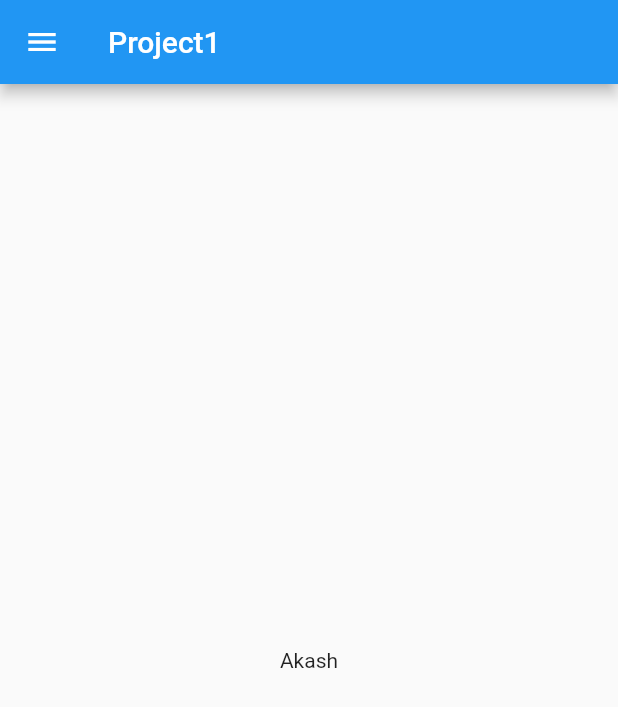
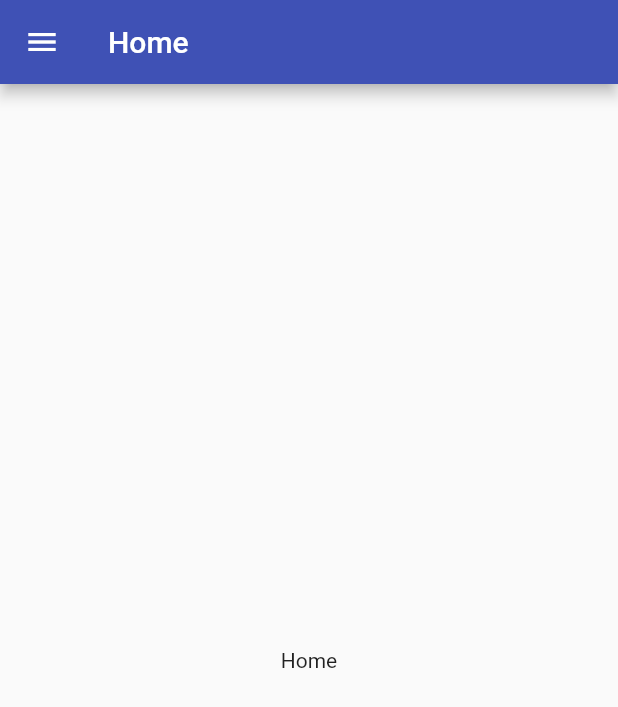
Before and after one commit to akashdecoder/FlutterDrawerProject, a Flutter app: the screen it shows after launch, on a phone screen of 412 x 824 dp. Shown: the top 707 px of the screen. Run offline on Flutter 3.47's test engine with Material 2 defaults, Android fonts, the phone set to English and light mode, and no system bars.

Commit message:
Added routes to the navigation drawer and segregated the main.dart file into various packages

```diff
--- a/lib/main.dart
+++ b/lib/main.dart
@@ -1,53 +1,23 @@
+import 'package:Project1/module/contacts/contacts.dart';
+import 'package:Project1/module/events/events.dart';
+import 'package:Project1/module/home/home.dart';
+import 'module/recruitments/recruitment.dart';
+import 'package:Project1/routes/Routes.dart';
 import 'package:flutter/material.dart';
 
-void main() => runApp(Project1());
 
-class Project1 extends StatelessWidget {
-  final appTitle = 'Project1';
-  @override
-  Widget build(BuildContext context) {
-    return MaterialApp(
-      title: appTitle,
-      home: Home(title: appTitle),
-    );
-  }
-}
-
-class Home extends StatelessWidget {
-  final String title;
-
-  Home({Key key, this.title}) : super(key: key);
-
-  @override
-  Widget build(BuildContext context) {
-    return Scaffold(
-      appBar: AppBar(title: Text(title)),
-      body: Center(child: Text('Akash')),
-      drawer: Drawer(
-        child: ListView(
-          padding: EdgeInsets.zero,
-          children: <Widget>[
-            DrawerHeader(
-                child: Text('Drawer Header'),
-              decoration: BoxDecoration(
-                color: Colors.blue,
-              ),
-            ),
-            ListTile(
-              title: Text('Item 1'),
-              onTap: () {
-                Navigator.pop(context);
-              },
-            ),
-            ListTile(
-              title: Text('Item 2'),
-              onTap: () {
-                Navigator.pop(context);
-              },
-            ),
-          ],
-        ),
-      ),
-    );
-  }
-}
+void main() => runApp(
+  new MaterialApp(
+    title: 'Dynamics',
+    theme: new ThemeData(
+      primarySwatch: Colors.indigo,
+    ),
+    home: HomePage(),
+    routes: {
+      Routes.contacts: (context) => ContactsPage(),
+      Routes.events: (context) => EventsPage(),
+      Routes.recruitments: (context) => RecruitmentPAge(),
+      Routes.home: (context) => HomePage(),
+    },
+  ),
+);
--- /dev/null
+++ b/lib/module/home/home.dart
@@ -0,0 +1,18 @@
+import 'package:Project1/widget/drawer.dart';
+import 'package:flutter/material.dart';
+
+class HomePage extends StatelessWidget {
+  static const String routeName = '/home';
+  @override
+  Widget build(BuildContext context) {
+    return Scaffold(
+      appBar: AppBar(
+        title: Text('Home'),
+      ),
+      drawer: AppDrawer(),
+      body: Center(
+          child: Text('Home')
+      ),
+    );
+  }
+}
```
Also changed, not shown: lib/module/contacts/contacts.dart (added, +18 -0 lines), lib/module/events/events.dart (added, +18 -0 lines), lib/module/recruitments/recruitment.dart (added, +18 -0 lines), lib/routes/Routes.dart (added, +11 -0 lines), lib/widget/drawer.dart (added, +74 -0 lines).
